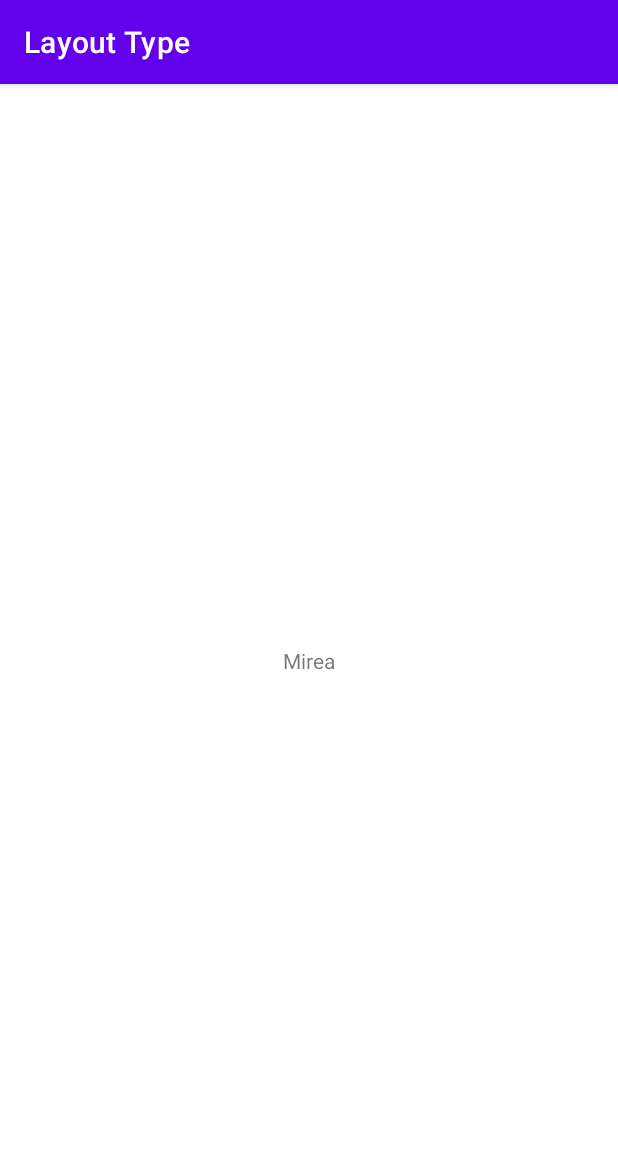
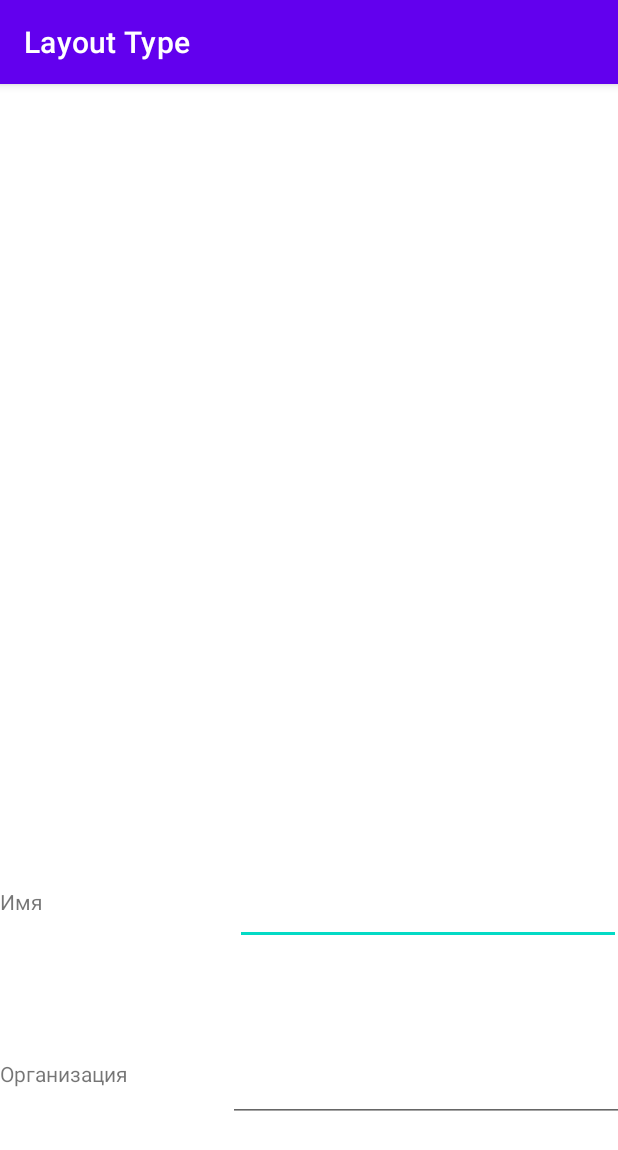
Before and after one commit to vnaturedanik/practice1Full, an Android app: the screen it shows after launch (MainActivity), on a phone screen of 412 x 824 dp. Shown: the top 1150 px of the screen. Run offline under Robolectric (Android 15) with nearby library versions, the phone set to English and light mode, and no system bars.

Commit message:
Задание

```diff
--- a/layouttype/src/main/res/layout/activity_main.xml
+++ b/layouttype/src/main/res/layout/activity_main.xml
@@ -1,20 +1,61 @@
 <?xml version="1.0" encoding="utf-8"?>
-<androidx.constraintlayout.widget.ConstraintLayout
-    xmlns:android="http://schemas.android.com/apk/res/android"
+<androidx.constraintlayout.widget.ConstraintLayout xmlns:android="http://schemas.android.com/apk/res/android"
+    xmlns:app="http://schemas.android.com/apk/res-auto"
     xmlns:tools="http://schemas.android.com/tools"
-    xmlns:app="http://schemas.android.com/apk/res-auto"
     android:layout_width="match_parent"
     android:layout_height="match_parent"
     tools:context=".MainActivity">
 
-    <TextView
-        android:id="@+id/TextView1"
-        android:layout_width="wrap_content"
-        android:layout_height="wrap_content"
-        android:text="@string/mirea"
+    <LinearLayout
+        android:id="@+id/linearLayout"
+        android:layout_width="414dp"
+        android:layout_height="74dp"
+        android:orientation="horizontal"
         app:layout_constraintBottom_toBottomOf="parent"
-        app:layout_constraintLeft_toLeftOf="parent"
-        app:layout_constraintRight_toRightOf="parent"
-        app:layout_constraintTop_toTopOf="parent" />
+        app:layout_constraintTop_toTopOf="parent"
+        app:layout_constraintVertical_bias="0.742"
+        tools:layout_editor_absoluteX="-2dp">
 
-  </androidx.constraintlayout.widget.ConstraintLayout>
+        <TextView
+            android:id="@+id/textView2"
+            android:layout_width="wrap_content"
+            android:layout_height="44dp"
+            android:layout_weight="1"
+            android:text="@string/Name" />
+
+        <EditText
+            android:id="@+id/editTextTextPersonName2"
+            android:layout_width="129dp"
+            android:layout_height="59dp"
+            android:layout_weight="1"
+            android:ems="10"
+            android:inputType="textPersonName"
+            android:autofillHints="" />
+    </LinearLayout>
+
+    <LinearLayout
+        android:layout_width="432dp"
+        android:layout_height="125dp"
+        android:orientation="horizontal"
+        app:layout_constraintBottom_toBottomOf="parent"
+        app:layout_constraintTop_toTopOf="parent"
+        app:layout_constraintVertical_bias="0.974"
+        tools:layout_editor_absoluteX="-11dp">
+
+        <TextView
+            android:id="@+id/textView3"
+            android:layout_width="wrap_content"
+            android:layout_height="36dp"
+            android:layout_weight="1"
+            android:text="@string/Company" />
+
+        <EditText
+            android:id="@+id/editTextTextPersonName3"
+            android:layout_width="wrap_content"
+            android:layout_height="66dp"
+            android:layout_weight="1"
+            android:ems="10"
+            android:inputType="textPersonName"
+            android:autofillHints="" />
+    </LinearLayout>
+</androidx.constraintlayout.widget.ConstraintLayout>
--- /dev/null
+++ b/layouttype/src/main/res/layout/relative_layout.xml
@@ -0,0 +1,22 @@
+<?xml version="1.0" encoding="utf-8"?>
+<RelativeLayout xmlns:android="http://schemas.android.com/apk/res/android"
+    android:layout_width="match_parent" android:layout_height="match_parent">
+
+    <TextView
+        android:id="@+id/textView"
+        android:layout_width="wrap_content"
+        android:layout_height="wrap_content"
+        android:layout_alignParentStart="true"
+        android:layout_alignParentLeft="true"
+        android:layout_alignParentTop="true"
+        android:layout_alignParentEnd="true"
+        android:layout_alignParentRight="true"
+        android:layout_alignParentBottom="true"
+        android:layout_marginStart="184dp"
+        android:layout_marginLeft="184dp"
+        android:layout_marginTop="257dp"
+        android:layout_marginEnd="169dp"
+        android:layout_marginRight="169dp"
+        android:layout_marginBottom="326dp"
+        android:text="@string/textview" />
+</RelativeLayout>
--- a/layouttype/src/main/res/values/strings.xml
+++ b/layouttype/src/main/res/values/strings.xml
@@ -2,4 +2,7 @@
     <string name="app_name">Layout Type</string>
     <string name="mirea">Mirea</string>
     <string name="button">Button</string>
+    <string name="textview">TextView</string>
+    <string name="Name">Имя</string>
+    <string name="Company">Организация</string>
 </resources>
```
